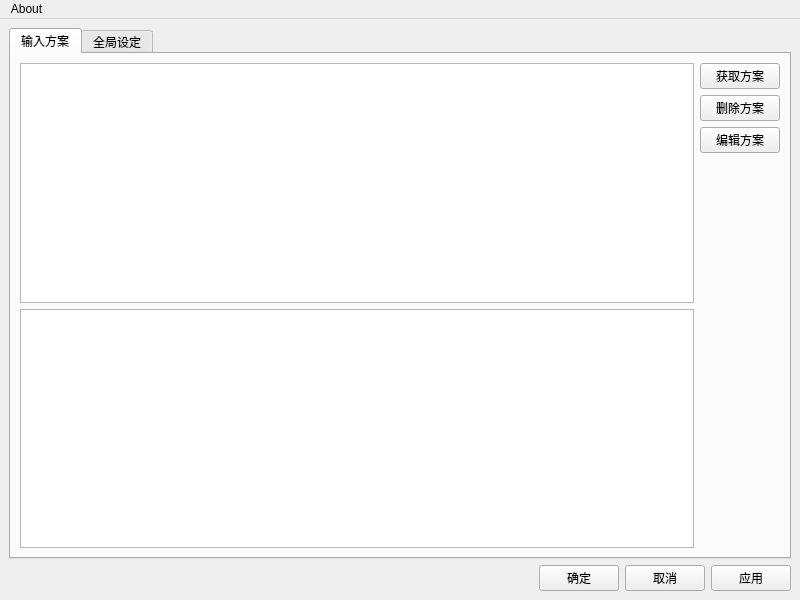
First picture: the form in src/rimebrew.ui, repository rimebrew/rimebrew_qt, before the edit.
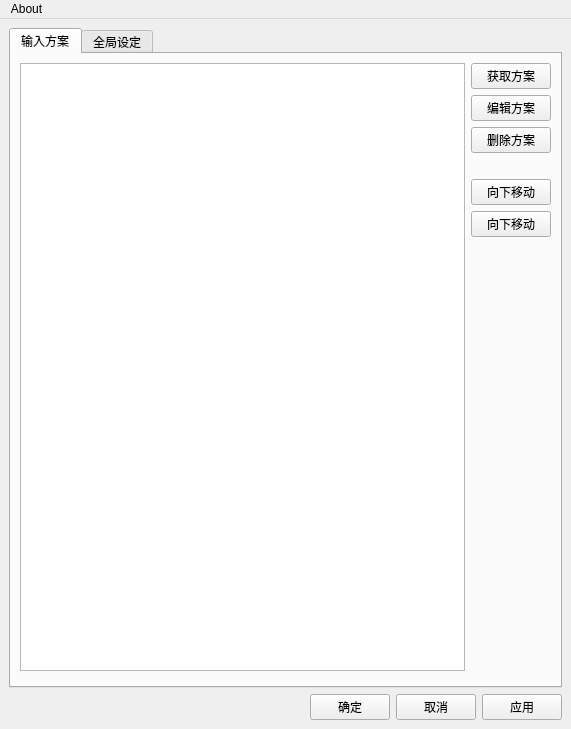
Second picture: the form after the edit.

What changed in the file:
```diff
--- a/src/rimebrew.ui
+++ b/src/rimebrew.ui
@@ -1,13 +1,13 @@
 <?xml version="1.0" encoding="UTF-8"?>
 <ui version="4.0">
- <class>MainWindow</class>
- <widget class="QMainWindow" name="MainWindow">
+ <class>rimebrew_main</class>
+ <widget class="QMainWindow" name="rimebrew_main">
   <property name="geometry">
    <rect>
     <x>0</x>
     <y>0</y>
-    <width>800</width>
-    <height>600</height>
+    <width>571</width>
+    <height>729</height>
    </rect>
   </property>
   <property name="windowTitle">
@@ -27,12 +27,6 @@
        <layout class="QVBoxLayout" name="verticalLayout_2">
         <item>
          <layout class="QGridLayout" name="gridLayout">
-          <item row="0" column="0">
-           <widget class="QTreeView" name="rTreeView"/>
-          </item>
-          <item row="1" column="0">
-           <widget class="QTextEdit" name="schema_info"/>
-          </item>
           <item row="0" column="3" rowspan="2">
            <layout class="QVBoxLayout" name="verticalLayout">
             <item>
@@ -42,13 +36,6 @@
               </property>
              </widget>
             </item>
-            <item>
-             <widget class="QPushButton" name="delete_btn">
-              <property name="text">
-               <string>删除方案</string>
-              </property>
-             </widget>
-            </item>
             <item>
              <widget class="QPushButton" name="config_btn">
               <property name="text">
@@ -56,6 +43,43 @@
               </property>
              </widget>
             </item>
+            <item>
+             <widget class="QPushButton" name="delete_btn">
+              <property name="text">
+               <string>删除方案</string>
+              </property>
+             </widget>
+            </item>
+            <item>
+             <spacer name="verticalSpacer_2">
+              <property name="orientation">
+               <enum>Qt::Vertical</enum>
+              </property>
+              <property name="sizeType">
+               <enum>QSizePolicy::Maximum</enum>
+              </property>
+              <property name="sizeHint" stdset="0">
+               <size>
+                <width>20</width>
+                <height>20</height>
+               </size>
+              </property>
+             </spacer>
+            </item>
+            <item>
+             <widget class="QPushButton" name="pushButton">
+              <property name="text">
+               <string>向下移动</string>
+              </property>
+             </widget>
+            </item>
+            <item>
+             <widget class="QPushButton" name="pushButton_2">
+              <property name="text">
+               <string>向下移动</string>
+              </property>
+             </widget>
+            </item>
             <item>
              <spacer name="verticalSpacer">
               <property name="orientation">
@@ -71,6 +95,9 @@
             </item>
            </layout>
           </item>
+          <item row="0" column="0">
+           <widget class="QTreeView" name="rTreeView"/>
+          </item>
          </layout>
         </item>
        </layout>
@@ -140,8 +167,8 @@
     <rect>
      <x>0</x>
      <y>0</y>
-     <width>800</width>
-     <height>23</height>
+     <width>571</width>
+     <height>30</height>
     </rect>
    </property>
    <widget class="QMenu" name="menuAbout">
```
Left out of the diff: 1 changed line with no effect on the pictures.
